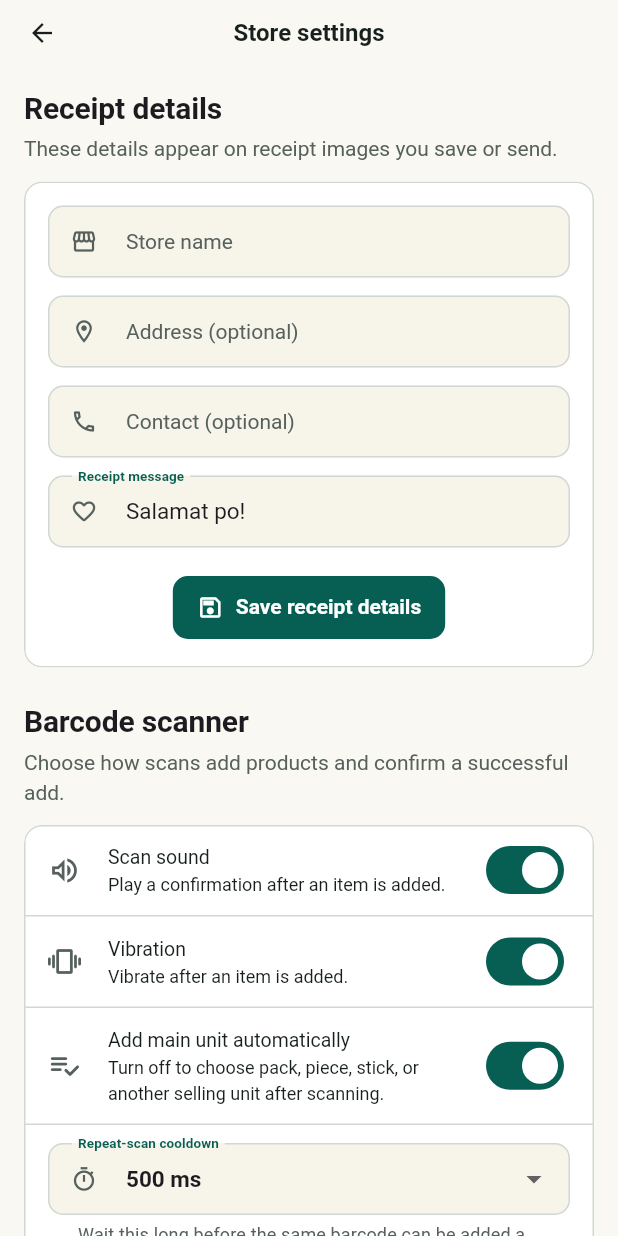
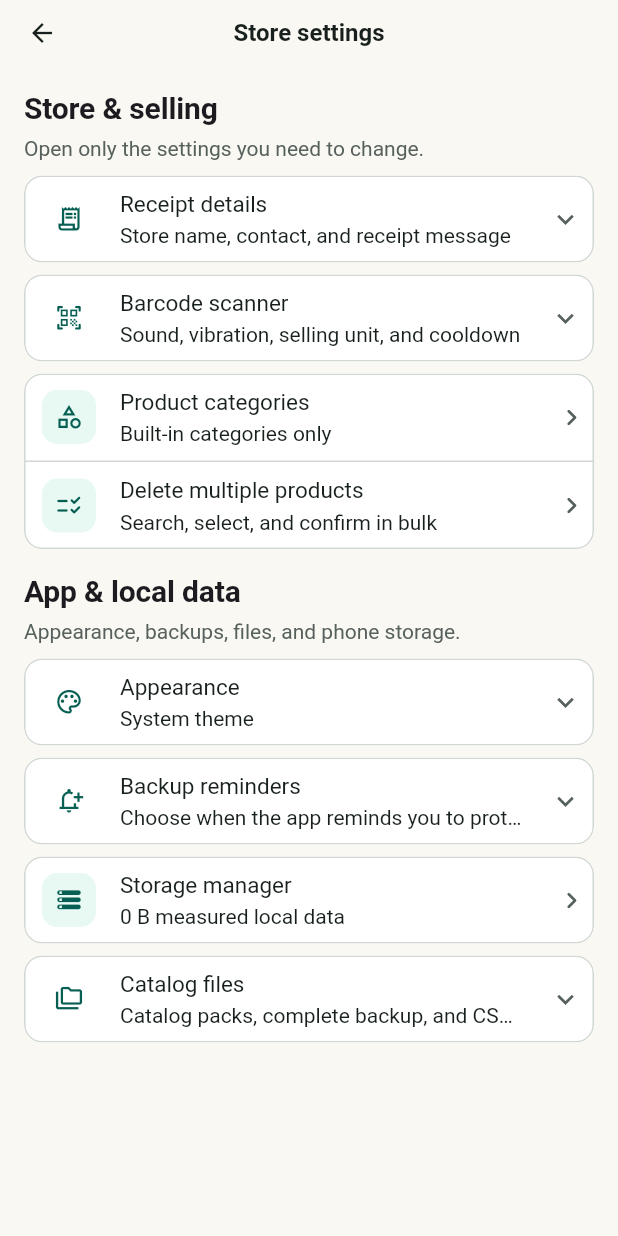
Before and after one commit to remyo/raze_store, a Flutter app: the _SettingsEditor screen opened directly with empty values, on a phone screen of 412 x 824 dp. Run offline on Flutter 3.47's test engine with Material 3 defaults, Android fonts, the phone set to English and light mode, and no system bars; our stand-ins replace camera, drift, drift_flutter, flutter_riverpod, go_router, image_picker and 2 more; missing offline and left inert: flutter_file_dialog, gal, google_mlkit_text_recognition, image_background_remover, mobile_scanner; accounts and stored records are empty; generated files the repository leaves out were written again.

Commit message:
fix: compact setting

```diff
--- /dev/null
+++ b/lib/core/widgets/app_expansion_card.dart
@@ -0,0 +1,53 @@
+import 'package:flutter/material.dart';
+import 'package:raze_store/app/theme/theme.dart';
+
+/// A compact, card-backed drawer for secondary controls.
+///
+/// Drawers start closed so settings pages stay easy to scan, even when a
+/// section contains several controls.
+class AppExpansionCard extends StatelessWidget {
+  const AppExpansionCard({
+    super.key,
+    required this.icon,
+    required this.title,
+    required this.subtitle,
+    required this.child,
+  });
+
+  final IconData icon;
+  final String title;
+  final String subtitle;
+  final Widget child;
+
+  @override
+  Widget build(BuildContext context) {
+    final scheme = Theme.of(context).colorScheme;
+    return Card(
+      margin: EdgeInsets.zero,
+      clipBehavior: Clip.antiAlias,
+      child: ExpansionTile(
+        initiallyExpanded: false,
+        maintainState: false,
+        tilePadding: const EdgeInsets.only(
+          left: AppSpacing.sm,
+          right: AppSpacing.xs,
+        ),
+        childrenPadding: const EdgeInsets.fromLTRB(
+          AppSpacing.sm,
+          0,
+          AppSpacing.sm,
+          AppSpacing.sm,
+        ),
+        shape: const RoundedRectangleBorder(side: BorderSide.none),
+        collapsedShape: const RoundedRectangleBorder(side: BorderSide.none),
+        leading: SizedBox.square(
+          dimension: AppSize.compactControl,
+          child: Icon(icon, size: 19, color: scheme.primary),
+        ),
+        title: Text(title),
+        subtitle: Text(subtitle, maxLines: 1, overflow: TextOverflow.ellipsis),
+        children: [child],
+      ),
+    );
+  }
+}
--- a/lib/core/widgets/app_widgets.dart
+++ b/lib/core/widgets/app_widgets.dart
@@ -1,4 +1,5 @@
 export 'app_search_field.dart';
+export 'app_expansion_card.dart';
 export 'app_section_header.dart';
 export 'app_state_views.dart';
 export 'camera_scan_frame.dart';
--- a/lib/features/settings/presentation/settings_screen.dart
+++ b/lib/features/settings/presentation/settings_screen.dart
@@ -107,14 +107,17 @@ class _SettingsEditorState extends ConsumerState<_SettingsEditor> {
                   crossAxisAlignment: CrossAxisAlignment.stretch,
                   children: [
                     const AppSectionHeader(
+                      title: 'Store & selling',
+                      subtitle: 'Open only the settings you need to change.',
+                    ),
+                    const SizedBox(height: AppSpacing.xs),
+                    AppExpansionCard(
+                      key: const ValueKey('settings-section-receipt'),
+                      icon: Icons.receipt_long_outlined,
                       title: 'Receipt details',
-                      subtitle:
-                          'These details appear on receipt images you save or send.',
-                    ),
-                    const SizedBox(height: AppSpacing.sm),
-                    Card(
+                      subtitle: 'Store name, contact, and receipt message',
                       child: Padding(
-                        padding: const EdgeInsets.all(AppSpacing.md),
+                        padding: const EdgeInsets.only(top: AppSpacing.xxs),
                         child: Column(
                           children: [
                             TextFormField(
@@ -182,94 +185,51 @@ class _SettingsEditorState extends ConsumerState<_SettingsEditor> {
                         ),
                       ),
                     ),
-                    const SizedBox(height: AppSpacing.lg),
-                    const AppSectionHeader(
+                    const SizedBox(height: AppSpacing.xs),
+                    AppExpansionCard(
+                      key: const ValueKey('settings-section-scanner'),
+                      icon: Icons.qr_code_scanner_rounded,
                       title: 'Barcode scanner',
-                      subtitle:
-                          'Choose how scans add products and confirm a successful add.',
+                      subtitle: 'Sound, vibration, selling unit, and cooldown',
+                      child: _buildScannerSettings(appPreferences),
                     ),
-                    const SizedBox(height: AppSpacing.sm),
-                    _buildScannerSettings(appPreferences),
-                    const SizedBox(height: AppSpacing.lg),
-                    const AppSectionHeader(
+                    const SizedBox(height: AppSpacing.xs),
+                    _SettingsNavigationCard(
+                      children: [
+                        _SettingsNavigationRow(
+                          key: const ValueKey('manage-product-categories'),
+                          icon: Icons.category_outlined,
                           title: 'Product categories',
-                      subtitle:
-                          'Choose broad shelf groups and add your own categories.',
-                    ),
-                    const SizedBox(height: AppSpacing.sm),
-                    Card(
-                      clipBehavior: Clip.antiAlias,
-                      child: ListTile(
-                        key: const ValueKey('manage-product-categories'),
-                        dense: true,
-                        leading: const Icon(Icons.category_outlined),
-                        title: const Text('Manage categories'),
-                        subtitle: Text(
-                          customCategoryCount == 0
+                          subtitle: customCategoryCount == 0
                               ? 'Built-in categories only'
                               : '$customCategoryCount custom ${customCategoryCount == 1 ? 'category' : 'categories'}',
-                        ),
-                        trailing: const Icon(Icons.chevron_right_rounded),
                           onTap: () => context.push('/settings/categories'),
                         ),
+                        const Divider(height: 1),
+                        _SettingsNavigationRow(
+                          key: const ValueKey('delete-multiple-products'),
+                          icon: Icons.checklist_rtl_rounded,
+                          title: 'Delete multiple products',
+                          subtitle: 'Search, select, and confirm in bulk',
+                          onTap: () =>
+                              context.push('/settings/products/delete'),
                         ),
-                    const SizedBox(height: AppSpacing.lg),
+                      ],
+                    ),
+                    const SizedBox(height: AppSpacing.md),
                     const AppSectionHeader(
-                      title: 'Product maintenance',
+                      title: 'App & local data',
                       subtitle:
-                          'Review and remove unwanted catalog entries safely.',
+                          'Appearance, backups, files, and phone storage.',
                     ),
-                    const SizedBox(height: AppSpacing.sm),
-                    Card(
-                      clipBehavior: Clip.antiAlias,
-                      child: ListTile(
-                        key: const ValueKey('delete-multiple-products'),
-                        dense: true,
-                        leading: const Icon(Icons.checklist_rtl_rounded),
-                        title: const Text('Delete multiple products'),
-                        subtitle: const Text(
-                          'Search, select, and confirm several products at once',
-                        ),
-                        trailing: const Icon(Icons.chevron_right_rounded),
-                        onTap: () => context.push('/settings/products/delete'),
-                      ),
-                    ),
-                    const SizedBox(height: AppSpacing.lg),
-                    const AppSectionHeader(
-                      title: 'Storage',
-                      subtitle:
-                          'See what is using space and safely clear temporary files.',
-                    ),
-                    const SizedBox(height: AppSpacing.sm),
-                    Card(
-                      clipBehavior: Clip.antiAlias,
-                      child: ListTile(
-                        key: const ValueKey('manage-app-storage'),
-                        dense: true,
-                        leading: const Icon(Icons.storage_rounded),
-                        title: const Text('Storage manager'),
-                        subtitle: Text(
-                          storageUsage.when(
-                            data: (usage) =>
-                                '${formatStorageBytes(usage.totalManagedBytes)} measured local data',
-                            loading: () => 'Measuring local data…',
-                            error: (error, stackTrace) =>
-                                'View storage details',
-                          ),
-                        ),
-                        trailing: const Icon(Icons.chevron_right_rounded),
-                        onTap: _openStorageManager,
-                      ),
-                    ),
-                    const SizedBox(height: AppSpacing.lg),
-                    const AppSectionHeader(
+                    const SizedBox(height: AppSpacing.xs),
+                    AppExpansionCard(
+                      key: const ValueKey('settings-section-appearance'),
+                      icon: Icons.palette_outlined,
                       title: 'Appearance',
-                      subtitle: 'Use the phone setting or choose a theme.',
-                    ),
-                    const SizedBox(height: AppSpacing.sm),
-                    Card(
+                      subtitle: '${_themeModeLabel(themeMode)} theme',
                       child: Padding(
-                        padding: const EdgeInsets.all(AppSpacing.md),
+                        padding: const EdgeInsets.only(top: AppSpacing.xxs),
                         child: SegmentedButton<ThemeMode>(
                           showSelectedIcon: false,
                           segments: const [
@@ -298,22 +258,41 @@ class _SettingsEditorState extends ConsumerState<_SettingsEditor> {
                         ),
                       ),
                     ),
-                    const SizedBox(height: AppSpacing.lg),
-                    const AppSectionHeader(
+                    const SizedBox(height: AppSpacing.xs),
+                    AppExpansionCard(
+                      key: const ValueKey('settings-section-backup-reminders'),
+                      icon: Icons.notification_add_outlined,
                       title: 'Backup reminders',
                       subtitle:
-                          'Get an in-app reminder to protect products, prices, photos, and sales.',
+                          'Choose when the app reminds you to protect data',
+                      child: _buildBackupReminderSettings(appPreferences),
                     ),
-                    const SizedBox(height: AppSpacing.sm),
-                    _buildBackupReminderSettings(appPreferences),
-                    const SizedBox(height: AppSpacing.lg),
-                    const AppSectionHeader(
+                    const SizedBox(height: AppSpacing.xs),
+                    _SettingsNavigationCard(
+                      children: [
+                        _SettingsNavigationRow(
+                          key: const ValueKey('manage-app-storage'),
+                          icon: Icons.storage_rounded,
+                          title: 'Storage manager',
+                          subtitle: storageUsage.when(
+                            data: (usage) =>
+                                '${formatStorageBytes(usage.totalManagedBytes)} measured local data',
+                            loading: () => 'Measuring local data…',
+                            error: (error, stackTrace) =>
+                                'View storage details',
+                          ),
+                          onTap: _openStorageManager,
+                        ),
+                      ],
+                    ),
+                    const SizedBox(height: AppSpacing.xs),
+                    const AppExpansionCard(
+                      key: ValueKey('settings-section-catalog-files'),
+                      icon: Icons.folder_copy_outlined,
                       title: 'Catalog files',
-                      subtitle:
-                          'Install offline products, protect local prices, or edit products in a spreadsheet.',
+                      subtitle: 'Catalog packs, complete backup, and CSV tools',
+                      child: CatalogDataSection(),
                     ),
-                    const SizedBox(height: AppSpacing.sm),
-                    const CatalogDataSection(),
                     const SizedBox(height: AppSpacing.xl),
                   ],
                 ),
@@ -331,18 +310,14 @@ class _SettingsEditorState extends ConsumerState<_SettingsEditor> {
       error: (error, stackTrace) => _PreferenceErrorCard(
         onRetry: () => ref.invalidate(appPreferencesProvider),
       ),
-      data: (preferences) => Card(
-        clipBehavior: Clip.antiAlias,
-        child: Column(
+      data: (preferences) => Column(
         children: [
           SwitchListTile.adaptive(
             key: const ValueKey('scanner-sound-setting'),
             dense: true,
             secondary: const Icon(Icons.volume_up_outlined),
             title: const Text('Scan sound'),
-              subtitle: const Text(
-                'Play a confirmation after an item is added.',
-              ),
+            subtitle: const Text('Play a confirmation after an item is added.'),
             value: preferences.scannerSoundEnabled,
             onChanged: (enabled) => _saveAppPreference(
               () => ref
@@ -417,7 +392,6 @@ class _SettingsEditorState extends ConsumerState<_SettingsEditor> {
           ),
         ],
       ),
-      ),
     );
   }
 
@@ -432,9 +406,8 @@ class _SettingsEditorState extends ConsumerState<_SettingsEditor> {
         final lastBackupLabel = lastBackup == null
             ? 'No successful backup has been created yet.'
             : 'Last successful backup: ${MaterialLocalizations.of(context).formatMediumDate(lastBackup.toLocal())}';
-        return Card(
-          child: Padding(
-            padding: const EdgeInsets.all(AppSpacing.md),
+        return Padding(
+          padding: const EdgeInsets.only(top: AppSpacing.xxs),
           child: Column(
             crossAxisAlignment: CrossAxisAlignment.stretch,
             children: [
@@ -495,7 +468,6 @@ class _SettingsEditorState extends ConsumerState<_SettingsEditor> {
                 ],
               ),
             ],
-            ),
           ),
         );
       },
@@ -559,6 +531,68 @@ String _cooldownLabel(int milliseconds) {
       : '${seconds.toStringAsFixed(1)} seconds';
 }
 
+String _themeModeLabel(ThemeMode mode) => switch (mode) {
+  ThemeMode.system => 'System',
+  ThemeMode.light => 'Light',
+  ThemeMode.dark => 'Dark',
+};
+
+class _SettingsNavigationCard extends StatelessWidget {
+  const _SettingsNavigationCard({required this.children});
+
+  final List<Widget> children;
+
+  @override
+  Widget build(BuildContext context) {
+    return Card(
+      margin: EdgeInsets.zero,
+      clipBehavior: Clip.antiAlias,
+      child: Column(mainAxisSize: MainAxisSize.min, children: children),
+    );
+  }
+}
+
+class _SettingsNavigationRow extends StatelessWidget {
+  const _SettingsNavigationRow({
+    super.key,
+    required this.icon,
+    required this.title,
+    required this.subtitle,
+    required this.onTap,
+  });
+
+  final IconData icon;
+  final String title;
+  final String subtitle;
+  final VoidCallback onTap;
+
+  @override
+  Widget build(BuildContext context) {
+    final scheme = Theme.of(context).colorScheme;
+    return ListTile(
+      minTileHeight: 58,
+      contentPadding: const EdgeInsets.only(
+        left: AppSpacing.sm,
+        right: AppSpacing.xxs,
+      ),
+      leading: DecoratedBox(
+        decoration: BoxDecoration(
+          color: scheme.primaryContainer.withValues(alpha: 0.58),
+          borderRadius: AppRadius.control,
+        ),
+        child: SizedBox.square(
+          dimension: AppSize.compactControl,
+          child: Icon(icon, size: 19, color: scheme.primary),
+        ),
+      ),
+      title: Text(title),
+      subtitle: Text(subtitle, maxLines: 1, overflow: TextOverflow.ellipsis),
+      trailing: const Icon(Icons.chevron_right_rounded),
+      onTap: onTap,
+    );
+  }
+}
+
 class _PreferenceLoadingCard extends StatelessWidget {
   const _PreferenceLoadingCard();
 
```
Also changed, not shown: lib/features/catalog_transfer/presentation/catalog_data_section.dart (+32 -60 lines), lib/features/scanner/presentation/scanner_screen.dart (+60 -5 lines), 3 other files. Lines whose indentation alone changed are shown as unchanged.
